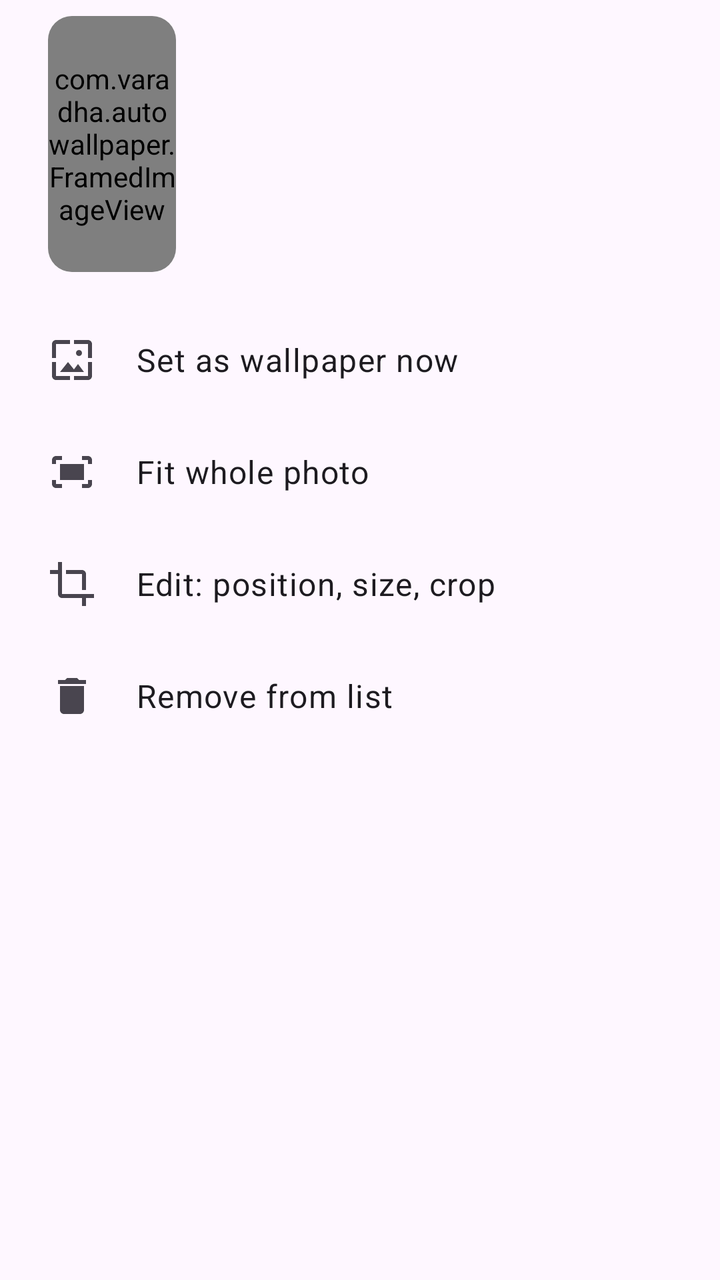
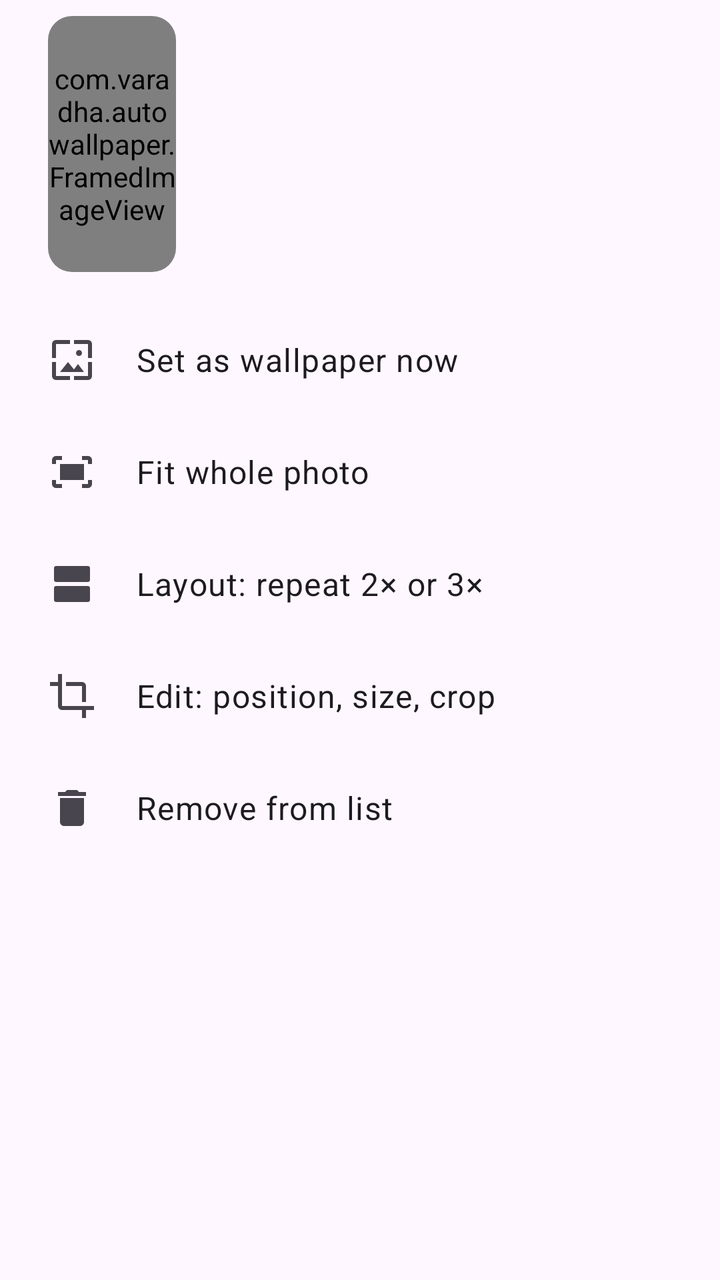

Screens rendered from an Android XML layout before and after an edit, with the pre-edit source and the edit as a unified diff.
<!-- AndroidManifest.xml: application theme Theme.AutoWallpaper -->
<!-- res/layout/sheet_photo.xml -->
<?xml version="1.0" encoding="utf-8"?>
<LinearLayout xmlns:android="http://schemas.android.com/apk/res/android"
    xmlns:app="http://schemas.android.com/apk/res-auto"
    android:layout_width="match_parent"
    android:layout_height="wrap_content"
    android:orientation="vertical"
    android:paddingBottom="16dp">

    <LinearLayout
        android:layout_width="match_parent"
        android:layout_height="wrap_content"
        android:gravity="center_vertical"
        android:orientation="horizontal"
        android:paddingStart="24dp"
        android:paddingTop="8dp"
        android:paddingEnd="24dp"
        android:paddingBottom="16dp">

        <com.google.android.material.card.MaterialCardView
            style="?attr/materialCardViewFilledStyle"
            android:layout_width="64dp"
            android:layout_height="128dp"
            app:cardCornerRadius="12dp">

            <com.varadha.autowallpaper.FramedImageView
                android:id="@+id/preview"
                android:layout_width="match_parent"
                android:layout_height="match_parent" />
        </com.google.android.material.card.MaterialCardView>

        <LinearLayout
            android:layout_width="0dp"
            android:layout_height="wrap_content"
            android:layout_marginStart="20dp"
            android:layout_weight="1"
            android:orientation="vertical">

            <TextView
                android:id="@+id/sheetTitle"
                android:layout_width="wrap_content"
                android:layout_height="wrap_content"
                android:textAppearance="?attr/textAppearanceTitleLarge" />

            <TextView
                android:id="@+id/sheetSubtitle"
                android:layout_width="wrap_content"
                android:layout_height="wrap_content"
                android:layout_marginTop="4dp"
                android:textAppearance="?attr/textAppearanceBodyMedium"
                android:textColor="?attr/colorOnSurfaceVariant" />
        </LinearLayout>
    </LinearLayout>

    <TextView
        android:id="@+id/actionShow"
        style="@style/SheetAction"
        android:drawableStart="@drawable/ic_wallpaper"
        android:text="Set as wallpaper now" />

    <TextView
        android:id="@+id/actionFit"
        style="@style/SheetAction"
        android:drawableStart="@drawable/ic_fit_screen"
        android:text="Fit whole photo" />

    <TextView
        android:id="@+id/actionAdjust"
        style="@style/SheetAction"
        android:drawableStart="@drawable/ic_crop"
        android:text="Edit: position, size, crop" />

    <TextView
        android:id="@+id/actionRemove"
        style="@style/SheetAction"
        android:drawableStart="@drawable/ic_delete"
        android:text="Remove from list" />
</LinearLayout>
<!-- resources referenced by this layout -->
<resources>
  <!-- drawable ic_crop (drawable) -->
  <vector xmlns:android="http://schemas.android.com/apk/res/android"
      android:width="24dp" android:height="24dp" android:viewportWidth="24" android:viewportHeight="24"
      android:tint="?attr/colorControlNormal">
      <path android:fillColor="@android:color/white" android:pathData="M17,15h2V7c0,-1.1 -0.9,-2 -2,-2H9v2h8v8zM7,17V1H5v4H1v2h4v10c0,1.1 0.9,2 2,2h10v4h2v-4h4v-2H7z" />
  </vector>
  <!-- drawable ic_delete (drawable) -->
  <vector xmlns:android="http://schemas.android.com/apk/res/android"
      android:width="24dp" android:height="24dp" android:viewportWidth="24" android:viewportHeight="24"
      android:tint="?attr/colorControlNormal">
      <path android:fillColor="@android:color/white" android:pathData="M6,19c0,1.1 0.9,2 2,2h8c1.1,0 2,-0.9 2,-2V7H6v12zM19,4h-3.5l-1,-1h-5l-1,1H5v2h14V4z" />
  </vector>
  <!-- drawable ic_fit_screen (drawable) -->
  <vector xmlns:android="http://schemas.android.com/apk/res/android"
      android:width="24dp" android:height="24dp" android:viewportWidth="24" android:viewportHeight="24"
      android:tint="?attr/colorControlNormal">
      <path android:fillColor="@android:color/white" android:pathData="M17,4h3c1.1,0 2,0.9 2,2v2h-2V6h-3V4zM4,8V6h3V4H4C2.9,4 2,4.9 2,6v2h2zM20,16v2h-3v2h3c1.1,0 2,-0.9 2,-2v-2h-2zM7,18H4v-2H2v2c0,1.1 0.9,2 2,2h3v-2zM18,8H6v8h12V8z" />
  </vector>
  <!-- drawable ic_wallpaper (drawable) -->
  <vector xmlns:android="http://schemas.android.com/apk/res/android"
      android:width="24dp" android:height="24dp" android:viewportWidth="24" android:viewportHeight="24"
      android:tint="?attr/colorControlNormal">
      <path android:fillColor="@android:color/white" android:pathData="M4,4h7V2H4c-1.1,0 -2,0.9 -2,2v7h2V4zM10,13l-4,5h12l-3,-4 -2.03,2.71L10,13zM17,8.5c0,-0.83 -0.67,-1.5 -1.5,-1.5S14,7.67 14,8.5s0.67,1.5 1.5,1.5S17,9.33 17,8.5zM20,2h-7v2h7v7h2V4c0,-1.1 -0.9,-2 -2,-2zM20,20h-7v2h7c1.1,0 2,-0.9 2,-2v-7h-2v7zM4,13H2v7c0,1.1 0.9,2 2,2h7v-2H4v-7z" />
  </vector>
  <style name="SheetAction">
          <item name="android:layout_width">match_parent</item>
          <item name="android:layout_height">56dp</item>
          <item name="android:gravity">center_vertical</item>
          <item name="android:paddingStart">24dp</item>
          <item name="android:paddingEnd">24dp</item>
          <item name="android:drawablePadding">20dp</item>
          <item name="android:background">?attr/selectableItemBackground</item>
          <item name="android:textAppearance">?attr/textAppearanceBodyLarge</item>
          <item name="drawableTint">?attr/colorOnSurfaceVariant</item>
      </style>
  <style name="Theme.AutoWallpaper" parent="Theme.Material3.DayNight.NoActionBar">
          <item name="colorPrimary">@color/seed</item>
          <item name="android:statusBarColor">@android:color/transparent</item>
      </style>
  <color name="seed">#5B4FCF</color>
</resources>

<!-- the commit's change to res/layout/sheet_photo.xml (unified diff, before → after) -->
@@ -64,6 +64,12 @@
         android:text="Fit whole photo" />
 
     <TextView
+        android:id="@+id/actionLayout"
+        style="@style/SheetAction"
+        android:drawableStart="@drawable/ic_view_agenda"
+        android:text="Layout: repeat 2× or 3×" />
+
+    <TextView
         android:id="@+id/actionAdjust"
         style="@style/SheetAction"
         android:drawableStart="@drawable/ic_crop"
<!-- resource entries referenced after the edit -->
@@ -17,6 +17,12 @@
       android:width="24dp" android:height="24dp" android:viewportWidth="24" android:viewportHeight="24"
       android:tint="?attr/colorControlNormal">
       <path android:fillColor="@android:color/white" android:pathData="M17,4h3c1.1,0 2,0.9 2,2v2h-2V6h-3V4zM4,8V6h3V4H4C2.9,4 2,4.9 2,6v2h2zM20,16v2h-3v2h3c1.1,0 2,-0.9 2,-2v-2h-2zM7,18H4v-2H2v2c0,1.1 0.9,2 2,2h3v-2zM18,8H6v8h12V8z" />
+  </vector>
+  <!-- drawable ic_view_agenda (drawable) -->
+  <vector xmlns:android="http://schemas.android.com/apk/res/android"
+      android:width="24dp" android:height="24dp" android:viewportWidth="24" android:viewportHeight="24"
+      android:tint="?attr/colorControlNormal">
+      <path android:fillColor="@android:color/white" android:pathData="M20,13H4c-0.55,0 -1,0.45 -1,1v6c0,0.55 0.45,1 1,1h16c0.55,0 1,-0.45 1,-1v-6c0,-0.55 -0.45,-1 -1,-1zM20,3H4c-0.55,0 -1,0.45 -1,1v6c0,0.55 0.45,1 1,1h16c0.55,0 1,-0.45 1,-1V4c0,-0.55 -0.45,-1 -1,-1z" />
   </vector>
   <!-- drawable ic_wallpaper (drawable) -->
   <vector xmlns:android="http://schemas.android.com/apk/res/android"
